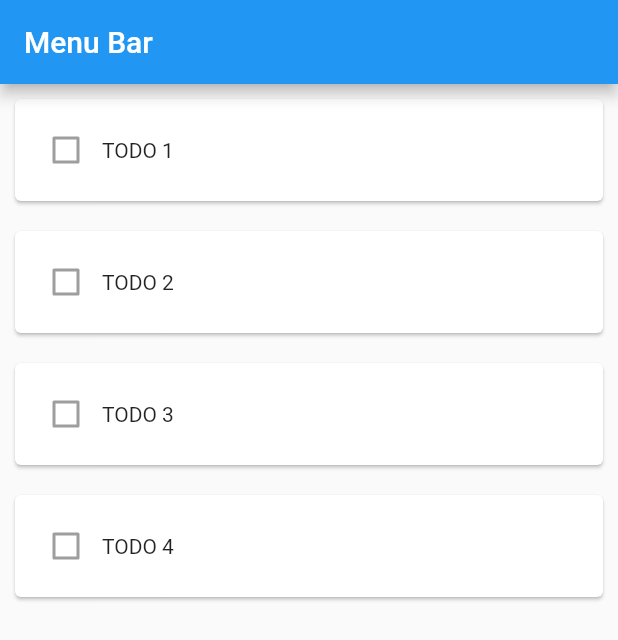
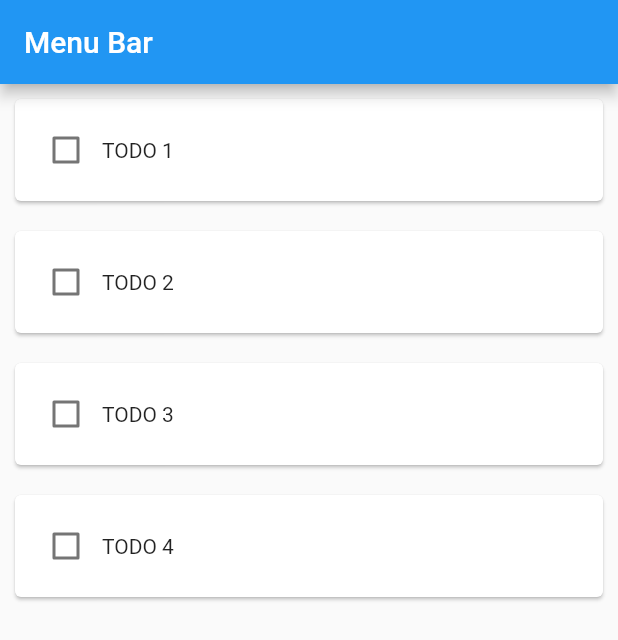
Before and after one commit to tigued/flutter_sample, a Flutter app: the screen it shows after launch, on a phone screen of 412 x 824 dp. Shown: the top 640 px of the screen. Run offline on Flutter 3.47's test engine with Material 2 defaults, Android fonts, the phone set to English and light mode, and no system bars.

Commit message:
L05-5-TodoCardWidgetをStatefulWidgetにする

```diff
--- a/lib/main.dart
+++ b/lib/main.dart
@@ -31,7 +31,6 @@ class MyHomePage extends StatelessWidget {
       ),
       body: Center(
         child: ListView(children: [
-          // ここから下が修正箇所
           TodoCardWidget(label: "TODO 1"),
           TodoCardWidget(label: "TODO 2"),
           TodoCardWidget(label: "TODO 3"),
@@ -43,11 +42,26 @@ class MyHomePage extends StatelessWidget {
 }
 
 ////////////////////
-// ④ TodoCardのWidget
-class TodoCardWidget extends StatelessWidget {
+/// ⑤ StatefulWidget本体
+class TodoCardWidget extends StatefulWidget {
+
   final String label;
+  var state = false;
 
-  TodoCardWidget({Key? key, required this.label});
+  TodoCardWidget({Key? key, required this.label}) : super(key: key);
+
+  @override
+  _TodoCardWidgetState createState() => _TodoCardWidgetState();
+}
+
+/// ⑥ TodoCardWidgetの状態
+class _TodoCardWidgetState extends State<TodoCardWidget> {
+
+  void _changeState(value) {
+    setState(() {
+      widget.state = value ?? false;
+    });
+  }
 
   @override
   Widget build(BuildContext context) {
@@ -57,8 +71,8 @@ class TodoCardWidget extends StatelessWidget {
         padding: EdgeInsets.all(10),
         child: Row(
           children: [
-            Checkbox(onChanged: null, value: false),
-            Text(this.label),
+            Checkbox(onChanged: _changeState, value: widget.state),
+            Text(widget.label),
           ],
         ),
       ),
```
